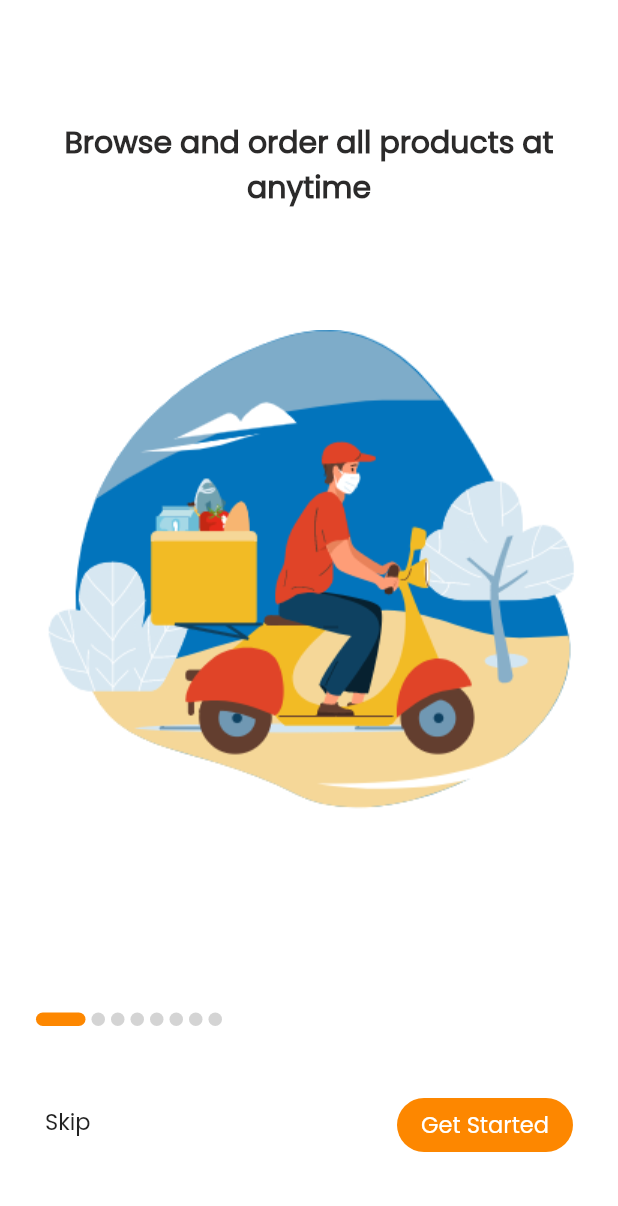
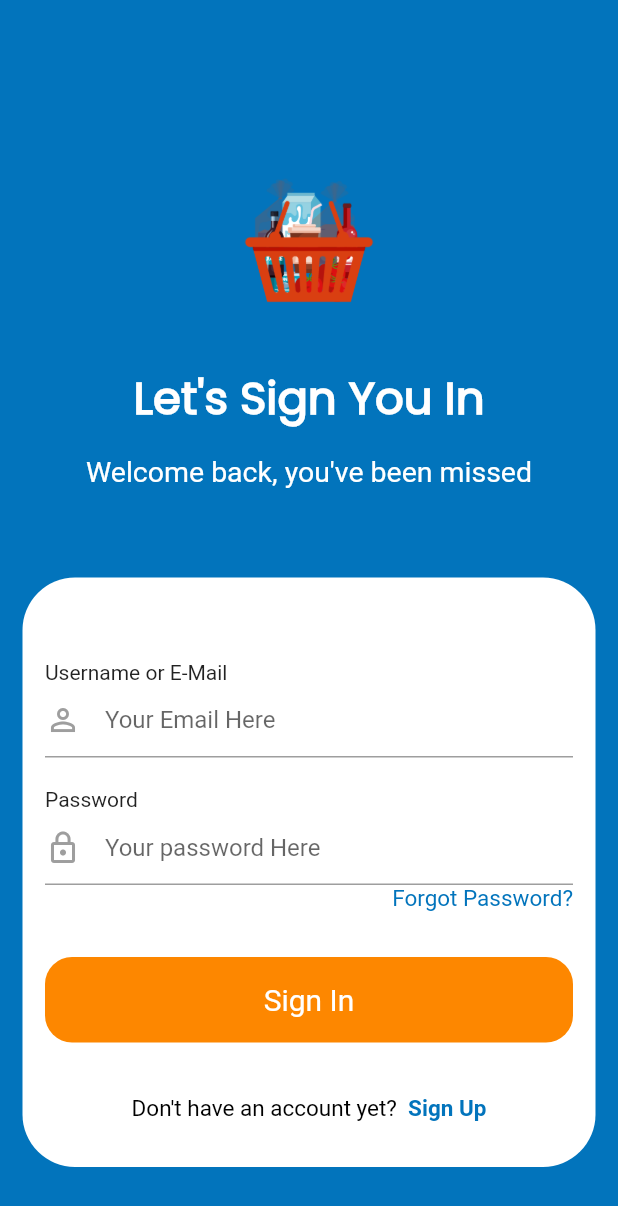
Before and after one commit to valentinesamuel/MarketOnlineApp, a Flutter app: the screen it shows after launch, on a phone screen of 412 x 824 dp. Shown: the top 1206 px of the screen. Run offline on Flutter 3.47's test engine with Material 2 defaults, Android fonts, the phone set to English and light mode, and no system bars.

Commit message:
Finish the login screen
I was able to develop and refactor the login page..

```diff
--- a/lib/main.dart
+++ b/lib/main.dart
@@ -1,9 +1,9 @@
-import 'package:MarketApp/screens/onboarding_screen.dart';
+import 'package:MarketApp/screens/login_screen.dart';
+
 import 'package:flutter/material.dart';
-
 
 void main() {
   runApp(MaterialApp(
-    home: OnboardingScreen(),
+    home: LoginScreen(),
   ));
 }
--- /dev/null
+++ b/lib/screens/login_screen.dart
@@ -0,0 +1,136 @@
+import 'package:MarketApp/utilities/constants.dart';
+import 'package:MarketApp/utilities/sign_in_out_field.dart';
+import 'package:flutter/material.dart';
+
+class LoginScreen extends StatefulWidget {
+  @override
+  _LoginScreenState createState() => _LoginScreenState();
+}
+
+
+
+class _LoginScreenState extends State<LoginScreen> {
+  @override
+  Widget build(BuildContext context) {
+    return Scaffold(
+      backgroundColor: KBlueColor,
+      body: Center(
+        child: SingleChildScrollView(
+          child: Column(
+            children: <Widget>[
+              Padding(
+                padding: EdgeInsets.fromLTRB(0, 57.0, 0, 20),
+                child: Image.asset(
+                  'assets/images/logo.png',
+                  height: 120.0,
+                ),
+              ),
+              Padding(
+                padding: EdgeInsets.only(bottom: 15.0),
+                child: Text(
+                  'Let\'s Sign You In',
+                  style: TextStyle(
+                      fontWeight: FontWeight.bold,
+                      fontSize: 30.0,
+                      fontFamily: 'Poppins',
+                      color: Colors.white),
+                ),
+              ),
+              Text('Welcome back, you\'ve been missed',
+                  style: TextStyle(
+                    fontSize: 19.0,
+                    color: Colors.white,
+                  )),
+              Container(
+                decoration: BoxDecoration(
+                    color: Colors.white,
+                    borderRadius: BorderRadius.circular(35.0)),
+                margin: EdgeInsets.fromLTRB(15.0, 60.0, 15.0, 0),
+                child: Padding(
+                  padding: const EdgeInsets.fromLTRB(15.0, 55.0, 15.0, 30.0),
+                  child: Column(
+                    crossAxisAlignment: CrossAxisAlignment.start,
+                    children: <Widget>[
+                      Text('Username or E-Mail'),
+                      AuthInputField(
+                        icon: Icons.person_outline,
+                        placeHolder: 'Your Email Here',
+                        inputType: TextInputType.emailAddress,
+                      ),
+                      SizedBox(height: 20.0),
+                      Text('Password'),
+                      AuthInputField(
+                        icon: Icons.lock_outline,
+                        placeHolder: 'Your password Here',
+
+
+                      ),
+                      Row(
+                        mainAxisAlignment: MainAxisAlignment.end,
+                        children: [
+                          GestureDetector(
+                            onTap: () {
+                              {
+                                print('I don forget my passeord o');
+                              }
+                            },
+                            child: Text(
+                              'Forgot Password?',
+                              style:
+                                  TextStyle(color: KBlueColor, fontSize: 15.0),
+                            ),
+                          ),
+                        ],
+                      ),
+                      Column(
+                        children: <Widget>[
+                          GestureDetector(
+                            onTap: () {
+                              print('This is working');
+                            },
+                            child: Container(
+                              margin: EdgeInsets.fromLTRB(0, 30.0, 0, 35.0),
+                              height: 57.0,
+                              width: double.infinity,
+                              child: Center(
+                                child: Text(
+                                  'Sign In',
+                                  style: TextStyle(
+                                      color: Colors.white, fontSize: 20.0),
+                                ),
+                              ),
+                              decoration: BoxDecoration(
+                                  color: KOrangeColor,
+                                  borderRadius: BorderRadius.circular(18.0)),
+                            ),
+                          ),
+                          RichText(
+                            text: TextSpan(
+                              style: TextStyle(
+                                fontSize: 15.0,
+                                color: KBlueColor,
+                              ),
+                              children: <TextSpan>[
+                                TextSpan(
+                                    text: 'Don\'t have an account yet?  ',
+                                    style: TextStyle(color: Colors.black)),
+                                TextSpan(
+                                    text: 'Sign Up',
+                                    style:
+                                        TextStyle(fontWeight: FontWeight.bold)),
+                              ],
+                            ),
+                          ),
+                        ],
+                      ),
+                    ],
+                  ),
+                ),
+              ),
+            ],
+          ),
+        ),
+      ),
+    );
+  }
+}
--- a/lib/utilities/constants.dart
+++ b/lib/utilities/constants.dart
@@ -1,3 +1,6 @@
 import 'package:flutter/material.dart';
 
 const KOrangeColor = Color(0xffFD8700);
+const KBlueColor = Color(0xff0274BC);
+const KGrayColor = Color(0xffD8D8D8);
+const KVerifiedGreenColor = Color(0xff2F9055);
--- /dev/null
+++ b/lib/utilities/sign_in_out_field.dart
@@ -0,0 +1,37 @@
+import 'package:flutter/material.dart';
+
+class AuthInputField extends StatelessWidget {
+  final IconData icon;
+  final String placeHolder;
+  final TextInputType inputType;
+
+  AuthInputField({
+    this.icon,
+    this.placeHolder,
+    this.inputType,
+  });
+
+  @override
+  Widget build(BuildContext context) {
+    return Column(
+      children: [
+        TextField(
+          keyboardType: inputType,
+
+          decoration: InputDecoration(
+            icon: Icon(
+              icon,
+              color: Colors.grey,
+            ),
+            hintText: placeHolder,
+            border: InputBorder.none,
+          ),
+        ),
+        Container(
+          color: Colors.black38,
+          height: 1.0,
+        ),
+      ],
+    );
+  }
+}
```
